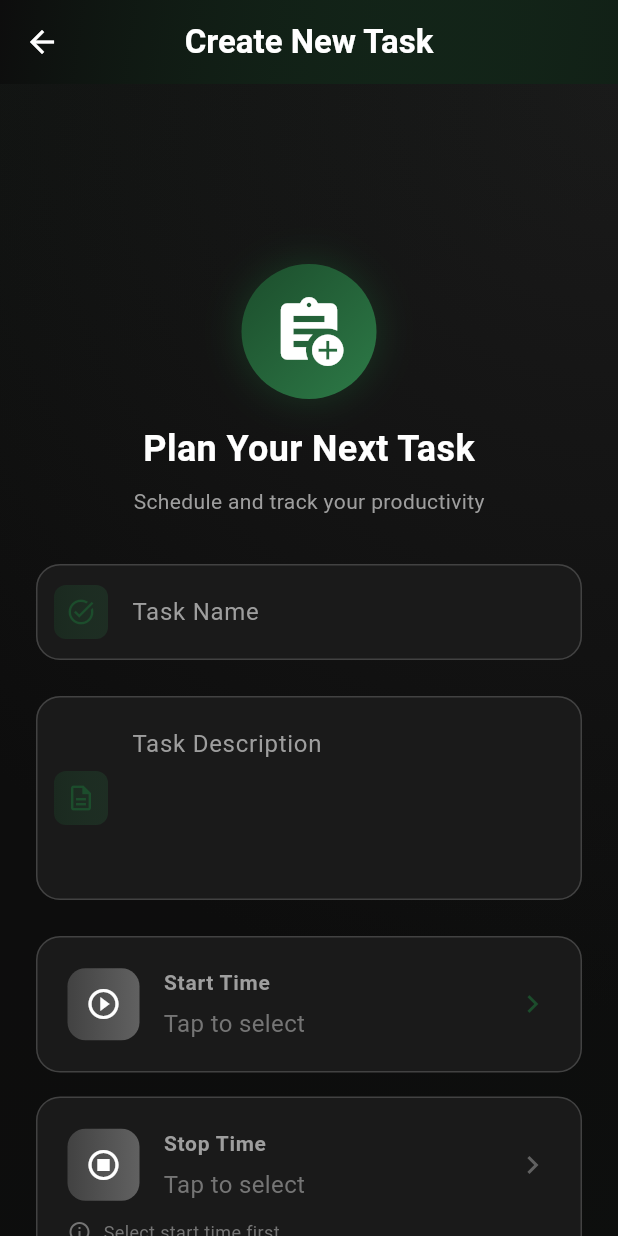
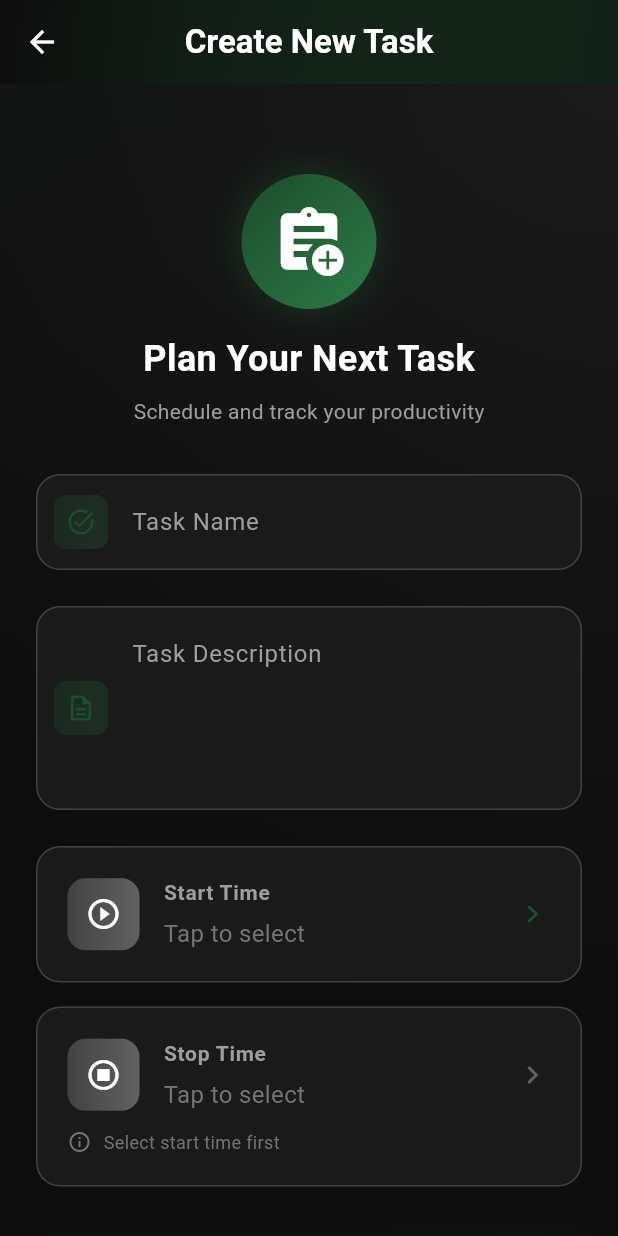
Before and after one commit to asifmehsood/Employee-Productivity-Tracker-Desktop-App, a Flutter app: the TaskFormScreen screen opened directly, on a phone screen of 412 x 824 dp. Run offline on Flutter 3.47's test engine with Material 3 defaults, Android fonts, the phone set to English and light mode, and no system bars; our stand-ins replace shared_preferences, sqflite_common_ffi; missing offline and left inert: screen_capturer, tray_manager, window_manager; accounts and stored records are empty.

Commit message:
Resolved some UI flaws in the Task Creation page

```diff
--- a/lib/screens/task_form_screen.dart
+++ b/lib/screens/task_form_screen.dart
@@ -125,7 +125,7 @@ class _TaskFormScreenState extends State<TaskFormScreen> with TickerProviderStat
             child: SlideTransition(
               position: _slideAnimation,
               child: SingleChildScrollView(
-                padding: const EdgeInsets.fromLTRB(24.0, 120.0, 24.0, 24.0),
+                padding: const EdgeInsets.fromLTRB(24.0, 60.0, 24.0, 24.0),
                 child: Form(
                   key: _formKey,
                   child: Column(
```
